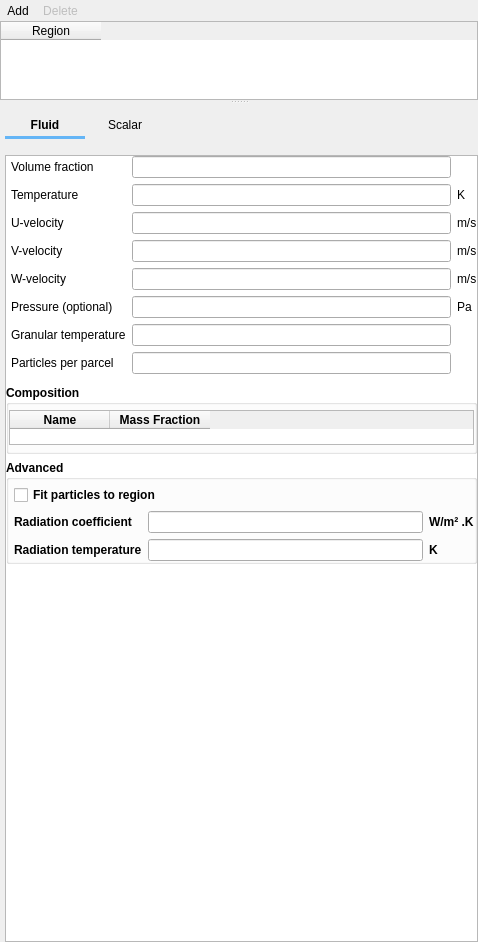
Above: gui/uifiles/initial_conditions.ui from truongd8593/mfix before the change. Below: the same form after it.
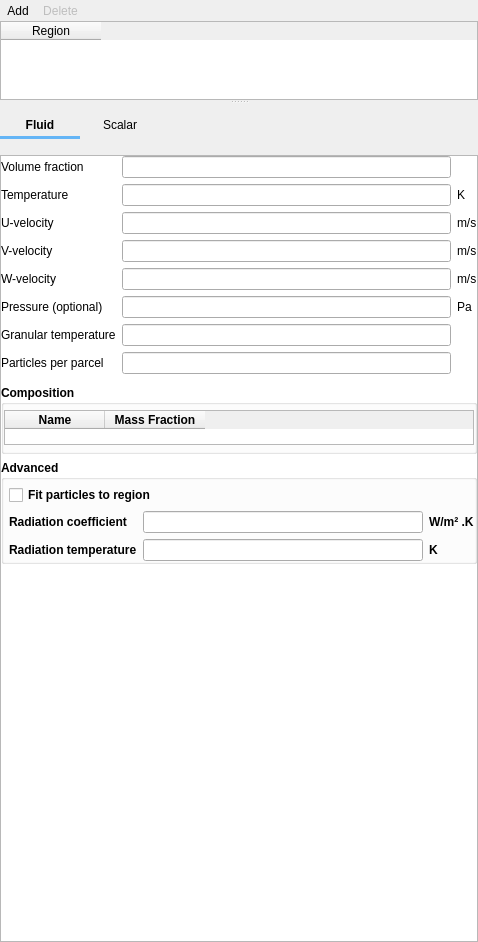
That is the form after the change. The open tabs and pages were chosen to show the change. Custom widgets are drawn as their Qt base class.

```diff
--- a/gui/uifiles/initial_conditions.ui
+++ b/gui/uifiles/initial_conditions.ui
@@ -189,7 +189,7 @@
       </property>
       <layout class="QGridLayout" name="gridLayout_15">
        <property name="leftMargin">
-        <number>5</number>
+        <number>0</number>
        </property>
        <property name="topMargin">
         <number>10</number>
@@ -329,8 +329,8 @@
            <rect>
             <x>0</x>
             <y>0</y>
-            <width>469</width>
-            <height>774</height>
+            <width>474</width>
+            <height>779</height>
            </rect>
           </property>
           <layout class="QGridLayout" name="gridLayout_4">
@@ -806,7 +806,7 @@
                  </property>
                  <layout class="QGridLayout" name="gridLayout_2">
                   <property name="leftMargin">
-                   <number>5</number>
+                   <number>0</number>
                   </property>
                   <property name="topMargin">
                    <number>0</number>
```
Left out of the diff: 66 changed lines with no effect on the pictures.
